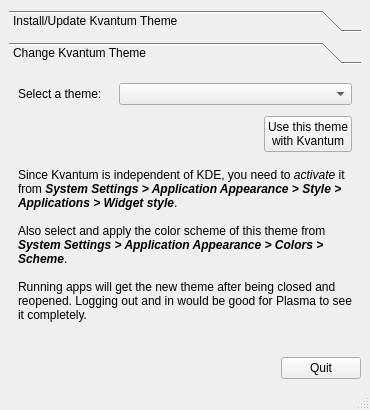
Before: the Qt Designer form Kvantum/kvantummanager/kvantummanager.ui in tsujan/Kvantum, drawn with Qt 5.
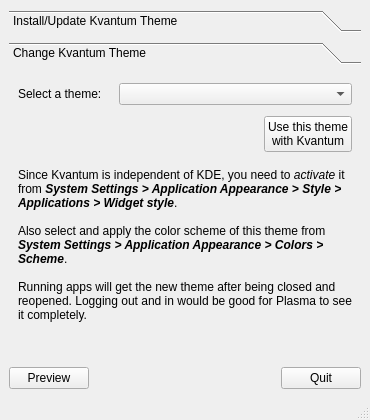
After: the same form once the commit is applied. The open tabs and pages were chosen to show the change. Icons and pictures are not drawn.

Commit message: Added a Preview button to Kvantum Manager.

Diff of the .ui file:
```diff
--- a/Kvantum/kvantummanager/kvantummanager.ui
+++ b/Kvantum/kvantummanager/kvantummanager.ui
@@ -7,7 +7,7 @@
     <x>0</x>
     <y>0</y>
     <width>370</width>
-    <height>270</height>
+    <height>280</height>
    </rect>
   </property>
   <property name="sizePolicy">
@@ -30,11 +30,11 @@
      <verstretch>0</verstretch>
     </sizepolicy>
    </property>
-   <layout class="QVBoxLayout" name="verticalLayout">
+   <layout class="QGridLayout" name="gridLayout_3">
     <property name="topMargin">
      <number>10</number>
     </property>
-    <item>
+    <item row="0" column="0" colspan="2">
      <widget class="QToolBox" name="toolBox">
       <property name="sizePolicy">
        <sizepolicy hsizetype="MinimumExpanding" vsizetype="MinimumExpanding">
@@ -196,7 +196,7 @@
          <x>0</x>
          <y>0</y>
          <width>350</width>
-         <height>275</height>
+         <height>232</height>
         </rect>
        </property>
        <attribute name="label">
@@ -316,7 +316,7 @@
       </widget>
      </widget>
     </item>
-    <item>
+    <item row="1" column="1">
      <spacer name="verticalSpacer_4">
       <property name="orientation">
        <enum>Qt::Vertical</enum>
@@ -327,12 +327,12 @@
       <property name="sizeHint" stdset="0">
        <size>
         <width>20</width>
-        <height>20</height>
+        <height>30</height>
        </size>
       </property>
      </spacer>
     </item>
-    <item alignment="Qt::AlignRight|Qt::AlignBottom">
+    <item row="2" column="1" alignment="Qt::AlignRight">
      <widget class="QPushButton" name="quit">
       <property name="toolTip">
        <string>Ctrl+Q</string>
@@ -353,6 +353,24 @@
       </property>
      </widget>
     </item>
+    <item row="2" column="0" alignment="Qt::AlignLeft">
+     <widget class="QPushButton" name="preview">
+      <property name="toolTip">
+       <string>Preview the active theme
+(Ctrl+P)</string>
+      </property>
+      <property name="text">
+       <string>Preview</string>
+      </property>
+      <property name="icon">
+       <iconset resource="kvantummanager.qrc">
+        <normaloff>:/Icons/kvantumpreview/kvantum.svg</normaloff>:/Icons/kvantumpreview/kvantum.svg</iconset>
+      </property>
+      <property name="shortcut">
+       <string>Ctrl+P</string>
+      </property>
+     </widget>
+    </item>
    </layout>
   </widget>
   <widget class="QStatusBar" name="statusBar"/>
```
The commit also changes 4 other files.
